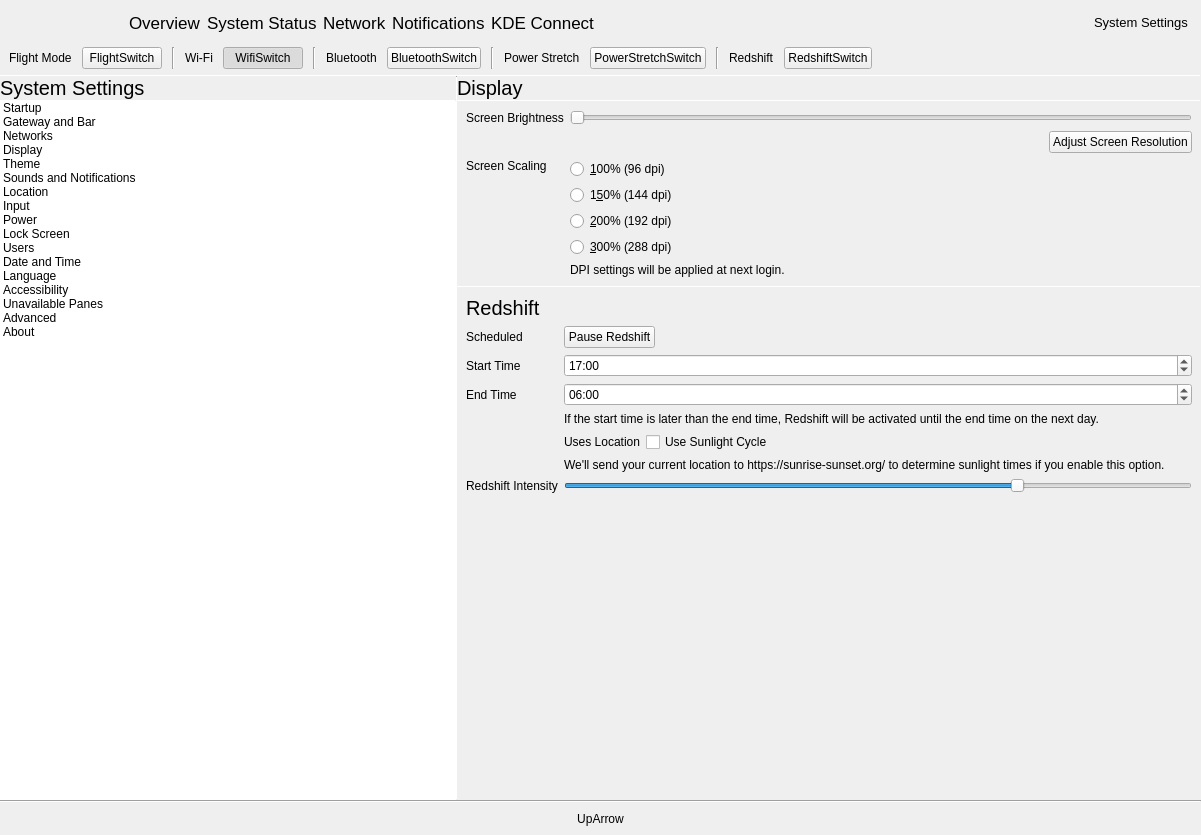
Old version of the form shell/infopanedropdown.ui in the repository vicr123/theshell.
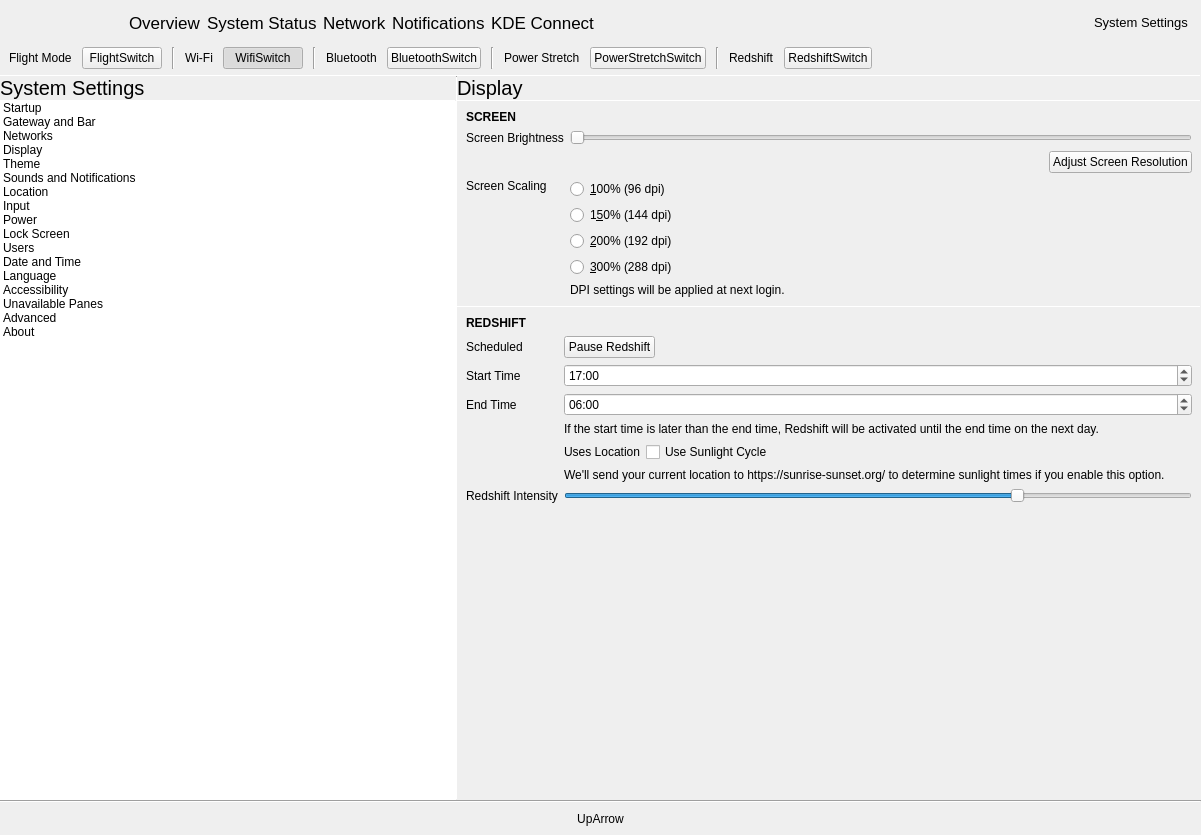
New version of the form. The open tabs and pages were chosen to show the change. Icons and pictures are not drawn. Custom widgets are drawn as their Qt base class.

What changed in the file:
```diff
--- a/shell/infopanedropdown.ui
+++ b/shell/infopanedropdown.ui
@@ -2027,21 +2027,21 @@
                     <property name="spacing">
                      <number>6</number>
                     </property>
-                    <item row="0" column="1">
+                    <item row="1" column="1">
                      <widget class="QSlider" name="brightnessSlider">
                       <property name="orientation">
                        <enum>Qt::Horizontal</enum>
                       </property>
                      </widget>
                     </item>
-                    <item row="0" column="0">
+                    <item row="1" column="0">
                      <widget class="QLabel" name="label_4">
                       <property name="text">
                        <string>Screen Brightness</string>
                       </property>
                      </widget>
                     </item>
-                    <item row="1" column="0" colspan="2">
+                    <item row="2" column="0" colspan="2">
                      <widget class="QFrame" name="resolutionFrame">
                       <property name="frameShape">
                        <enum>QFrame::NoFrame</enum>
@@ -2089,7 +2089,7 @@
                       </layout>
                      </widget>
                     </item>
-                    <item row="2" column="0">
+                    <item row="3" column="0">
                      <widget class="QLabel" name="label_51">
                       <property name="sizePolicy">
                        <sizepolicy hsizetype="Preferred" vsizetype="Preferred">
@@ -2105,7 +2105,7 @@
                       </property>
                      </widget>
                     </item>
-                    <item row="2" column="1">
+                    <item row="3" column="1">
                      <layout class="QVBoxLayout" name="verticalLayout_33">
                       <item>
                        <widget class="QRadioButton" name="dpi100">
@@ -2144,6 +2144,19 @@
                       </item>
                      </layout>
                     </item>
+                    <item row="0" column="0" colspan="2">
+                     <widget class="QLabel" name="label_6">
+                      <property name="font">
+                       <font>
+                        <weight>75</weight>
+                        <bold>true</bold>
+                       </font>
+                      </property>
+                      <property name="text">
+                       <string>SCREEN</string>
+                      </property>
+                     </widget>
+                    </item>
                    </layout>
                   </item>
                   <item>
@@ -2197,11 +2210,12 @@
                      <widget class="QLabel" name="redshiftLabel">
                       <property name="font">
                        <font>
-                        <pointsize>15</pointsize>
+                        <weight>75</weight>
+                        <bold>true</bold>
                        </font>
                       </property>
                       <property name="text">
-                       <string>Redshift</string>
+                       <string>REDSHIFT</string>
                       </property>
                      </widget>
                     </item>
@@ -6366,6 +6380,12 @@
     <signal>exit()</signal>
    </slots>
   </customwidget>
+  <customwidget>
+   <class>tStackedWidget</class>
+   <extends>QStackedWidget</extends>
+   <header location="global">tstackedwidget.h</header>
+   <container>1</container>
+  </customwidget>
  </customwidgets>
  <resources>
   <include location="resources.qrc"/>
```
Left out of the diff: 6 changed lines with no effect on the pictures.
